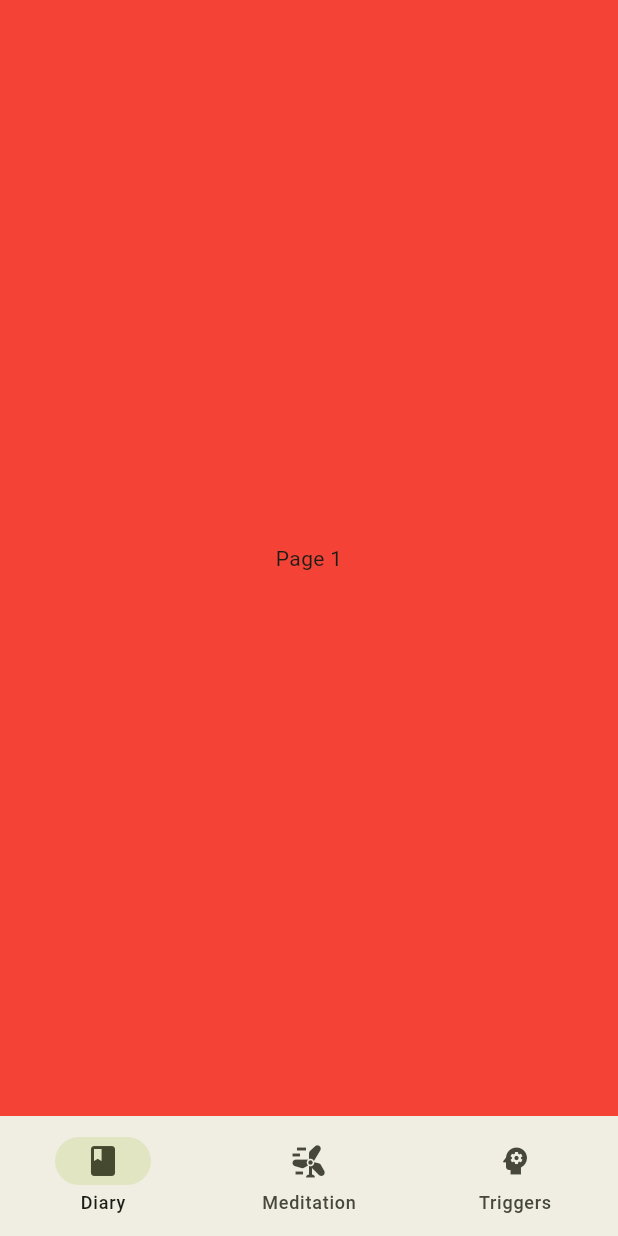
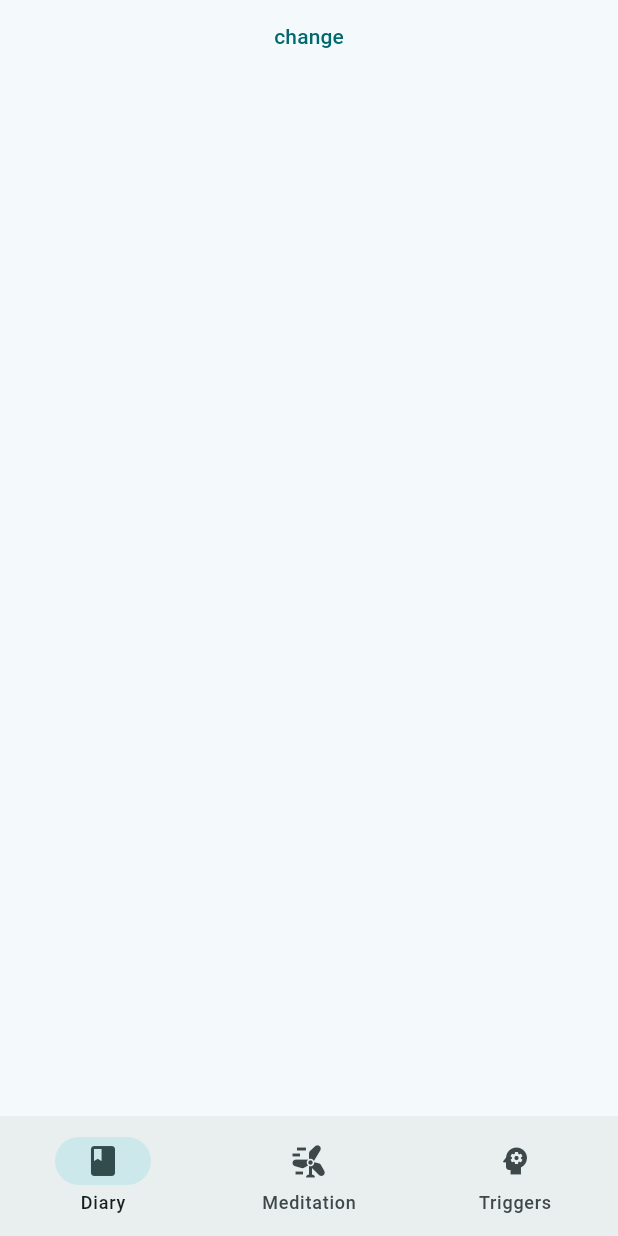
Before and after one commit to icn-nkpub/coping, a Flutter app: the screen it shows after launch, on a phone screen of 412 x 824 dp. Run offline on Flutter 3.47's test engine with Material 2 defaults, Android fonts, the phone set to English and light mode, and no system bars; our stand-ins replace flutter_riverpod, riverpod; missing offline and left inert: funvas.

```diff
--- a/lib/constants.dart
+++ b/lib/constants.dart
@@ -1,16 +1,4 @@
 import 'package:flutter/material.dart';
-
-enum ColorSeed {
-  blue('Pale Azure', Color(0xFF70d6ff)),
-  red('Cyclamen', Color(0xFFff70a6)),
-  orange('Atomic Tangerine', Color(0xFFff9770)),
-  yellow('Naples Yellow', Color(0xFFffd670)),
-  green('Mindaro', Color(0xFFe9ff70));
-
-  const ColorSeed(this.label, this.color);
-  final String label;
-  final Color color;
-}
 
 enum ScreenSelected {
   component(0),
--- a/lib/home.dart
+++ b/lib/home.dart
@@ -6,15 +6,11 @@ class Home extends StatefulWidget {
   const Home({
     super.key,
     required this.useLightMode,
-    required this.colorSelected,
     required this.handleBrightnessChange,
-    required this.handleColorSelect,
   });
 
   final bool useLightMode;
-  final ColorSeed colorSelected;
   final void Function(bool useLightMode) handleBrightnessChange;
-  final void Function(int value) handleColorSelect;
 
   @override
   State<Home> createState() => _HomeState();
@@ -50,13 +46,18 @@ class _HomeState extends State<Home> {
       ),
       body: <Widget>[
         Container(
-          color: Colors.red,
           alignment: Alignment.center,
-          child: const Text('Page 1'),
+          child: Column(
+            children: [
+              TextButton(
+                  onPressed: () =>
+                      widget.handleBrightnessChange(!widget.useLightMode),
+                  child: Text("change"))
+            ],
+          ),
         ),
         const MeditationScreen(),
         Container(
-          color: Colors.blue,
           alignment: Alignment.center,
           child: const Text('Page 3'),
         ),
--- a/lib/main.dart
+++ b/lib/main.dart
@@ -22,7 +22,6 @@ class App extends StatefulWidget {
 
 class _AppState extends State<App> {
   ThemeMode themeMode = ThemeMode.system;
-  ColorSeed colorSelected = ColorSeed.green;
 
   bool get useLightMode {
     switch (themeMode) {
@@ -42,12 +41,6 @@ class _AppState extends State<App> {
     });
   }
 
-  void handleColorSelect(int value) {
-    setState(() {
-      colorSelected = ColorSeed.values[value];
-    });
-  }
-
   @override
   Widget build(BuildContext context) {
     return MaterialApp(
@@ -55,20 +48,18 @@ class _AppState extends State<App> {
       title: 'Test',
       themeMode: themeMode,
       theme: ThemeData(
-        colorSchemeSeed: colorSelected.color,
+        colorSchemeSeed: Color(0xFF43B8C0),
         useMaterial3: true,
         brightness: Brightness.light,
       ),
       darkTheme: ThemeData(
-        colorSchemeSeed: colorSelected.color,
+        colorSchemeSeed: Color(0xFF233E56),
         useMaterial3: true,
         brightness: Brightness.dark,
       ),
       home: Home(
         useLightMode: useLightMode,
-        colorSelected: colorSelected,
         handleBrightnessChange: handleBrightnessChange,
-        handleColorSelect: handleColorSelect,
       ),
     );
   }
```
Also changed, not shown: lib/pages/meditation/meditation.dart (+60 -33 lines).
